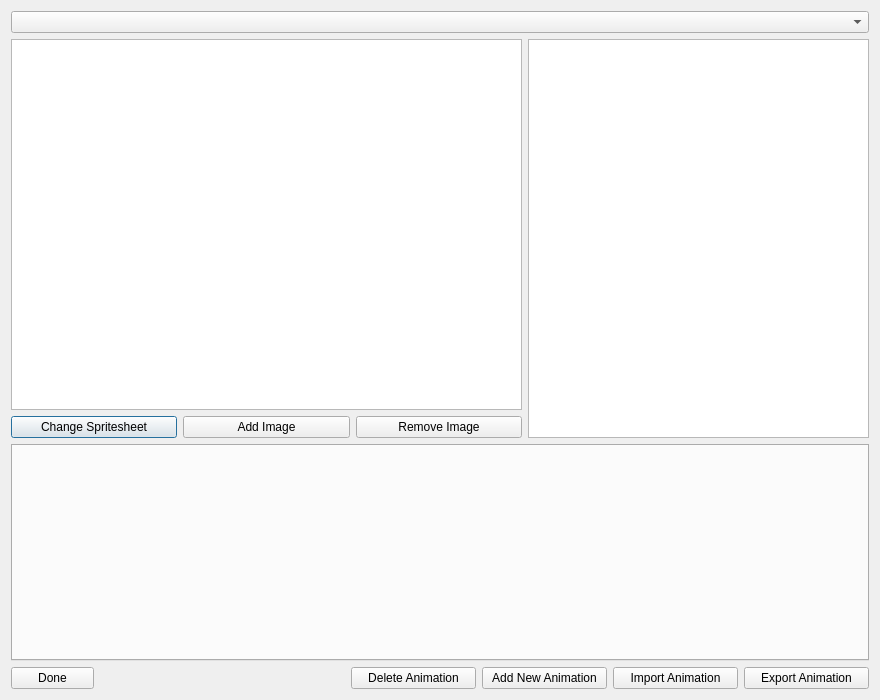
The window that KryptaEditor/AnimManagerDialog.ui (cellproductions/KryptaEditorQT) describes before a commit, drawn with Qt 5.
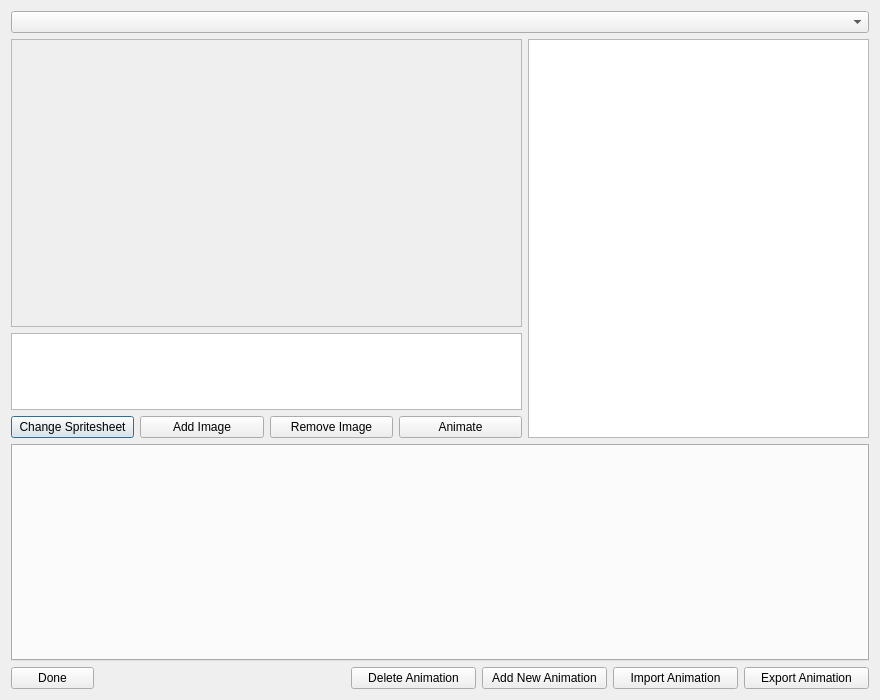
The same window after the commit.

Commit message: almost completed animation manager

What changed in the file:
```diff
--- a/KryptaEditor/AnimManagerDialog.ui
+++ b/KryptaEditor/AnimManagerDialog.ui
@@ -29,7 +29,29 @@
      <item>
       <layout class="QHBoxLayout" name="horizontalLayout_2" stretch="60,40">
        <item>
-        <layout class="QVBoxLayout" name="verticalLayout_4">
+        <layout class="QVBoxLayout" name="verticalLayout_4" stretch="75,20,5">
+         <item>
+          <widget class="QLabel" name="lDisplay">
+           <property name="sizePolicy">
+            <sizepolicy hsizetype="Ignored" vsizetype="Ignored">
+             <horstretch>0</horstretch>
+             <verstretch>0</verstretch>
+            </sizepolicy>
+           </property>
+           <property name="frameShape">
+            <enum>QFrame::StyledPanel</enum>
+           </property>
+           <property name="text">
+            <string/>
+           </property>
+           <property name="scaledContents">
+            <bool>false</bool>
+           </property>
+           <property name="alignment">
+            <set>Qt::AlignCenter</set>
+           </property>
+          </widget>
+         </item>
          <item>
           <widget class="QListWidget" name="lbImages">
            <property name="horizontalScrollBarPolicy">
@@ -53,7 +75,7 @@
           </widget>
          </item>
          <item>
-          <layout class="QHBoxLayout" name="horizontalLayout_3" stretch="0,0,0">
+          <layout class="QHBoxLayout" name="horizontalLayout_3" stretch="0,0,0,0">
            <item>
             <widget class="QPushButton" name="bChange">
              <property name="text">
@@ -75,6 +97,13 @@
              </property>
             </widget>
            </item>
+           <item>
+            <widget class="QPushButton" name="bAnimate">
+             <property name="text">
+              <string>Animate</string>
+             </property>
+            </widget>
+           </item>
           </layout>
          </item>
         </layout>
```
The commit also changes 19 other files.
